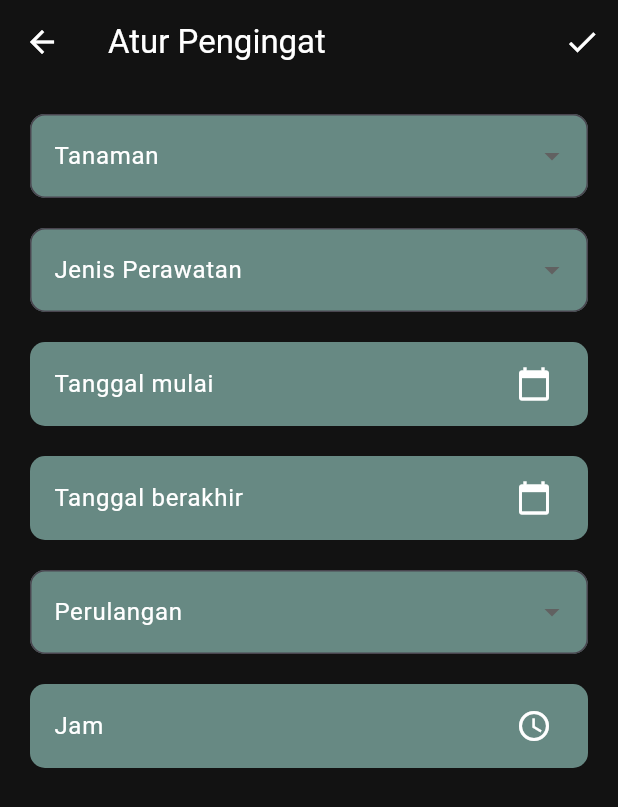
After one commit to irfannhkm/Tomat-In-PBL, a Flutter app: the ReminderSetting screen opened by its route, on a phone screen of 412 x 824 dp. The commit adds this screen. Shown: the top 807 px of the screen. Run offline on Flutter 3.47's test engine with Material 3 defaults, Android fonts, the light colour scheme and no system bars; our stand-ins replace go_router.

Commit message:
reminder

```diff
--- a/mobile/flutter_app/lib/main.dart
+++ b/mobile/flutter_app/lib/main.dart
@@ -4,6 +4,7 @@ import 'package:flutter_app/pages/login_screen.dart';
 import 'package:flutter_app/pages/main_screen.dart';
 import 'package:flutter_app/pages/signup_screen.dart';
 import 'package:go_router/go_router.dart';
+import 'package:flutter_app/pages/reminder_setting.dart';
 
 void main(List<String> args) {
   runApp(const MyApp());
@@ -41,6 +42,12 @@ final GoRouter _router = GoRouter(
             return const MainScreen();
           },
         ),
+        GoRoute(
+          path: '/reminder',
+          builder: (BuildContext context, GoRouterState state) {
+            return ReminderSetting(); // Halaman pengingat
+          },
+        ),
       ],
     ),
   ],
--- /dev/null
+++ b/mobile/flutter_app/lib/pages/reminder_setting.dart
@@ -0,0 +1,163 @@
+import 'package:flutter/material.dart';
+
+class ReminderSetting extends StatelessWidget {
+  const ReminderSetting({super.key});
+
+  Future<void> _selectDate(BuildContext context, bool isStartDate) async {
+    final DateTime? picked = await showDatePicker(
+      context: context,
+      initialDate: DateTime.now(),
+      firstDate: DateTime(2020),
+      lastDate: DateTime(2025),
+    );
+    if (picked != null) {
+      // Handle the selected date
+    }
+  }
+
+  Future<void> _selectTime(BuildContext context) async {
+    final TimeOfDay? picked = await showTimePicker(
+      context: context,
+      initialTime: TimeOfDay.now(),
+    );
+    if (picked != null) {
+      // Handle the selected time
+    }
+  }
+
+  @override
+  Widget build(BuildContext context) {
+    return Scaffold(
+      backgroundColor: const Color(0xFF121212),
+      appBar: AppBar(
+        title: const Text('Atur Pengingat', style: TextStyle(color: Colors.white)),
+        backgroundColor: const Color(0xFF121212),
+        iconTheme: const IconThemeData(color: Colors.white),
+        actions: [
+          IconButton(
+            icon: const Icon(Icons.check, color: Colors.white),
+            onPressed: () {
+              // Simpan pengingat
+            },
+          ),
+        ],
+      ),
+      body: SafeArea(
+        child: Padding(
+          padding: const EdgeInsets.all(20.0),
+          child: Column(
+            crossAxisAlignment: CrossAxisAlignment.stretch,
+            children: [
+              _buildDropdown(
+                context,
+                label: 'Tanaman',
+                items: const ['Tomat 1', 'Tomat 2'],
+                onChanged: (value) {
+                  // Handle dropdown selection
+                },
+              ),
+              const SizedBox(height: 20),
+              _buildDropdown(
+                context,
+                label: 'Jenis Perawatan',
+                items: const ['Watering', 'Fertilizing', 'Pruning'],
+                onChanged: (value) {
+                  // Handle dropdown selection
+                },
+              ),
+              const SizedBox(height: 20),
+              _buildDateTile(
+                context,
+                label: 'Tanggal mulai',
+                onTap: () => _selectDate(context, true),
+              ),
+              const SizedBox(height: 20),
+              _buildDateTile(
+                context,
+                label: 'Tanggal berakhir',
+                onTap: () => _selectDate(context, false),
+              ),
+              // const SizedBox(height: 20),
+              // ListTile(
+              //   title: const Text('Perulangan', style: TextStyle(color: Colors.white)),
+              //   // subtitle: const Text('Pilih opsi', style: TextStyle(color: Colors.white)),
+              //   trailing: const Icon(Icons.repeat, color: Colors.white),
+              //   onTap: () {
+              //     // Handle repeat selection
+              //   },
+              //   tileColor: const Color(0xFF678983),
+              //   shape: RoundedRectangleBorder(
+              //     borderRadius: BorderRadius.circular(10),
+              //   ),
+              // ),
+              const SizedBox(height: 20),
+              _buildDropdown(
+                context,
+                label: 'Perulangan',
+                items: const ['1 hari', '2 Hari', '3 Hari'],
+                onChanged: (value) {
+                  // Handle dropdown selection untuk jenis waktu
+                },
+              ),
+              const SizedBox(height: 20),
+              ListTile(
+                title: const Text('Jam', style: TextStyle(color: Colors.white)),
+                // subtitle: const Text('Pilih jam', style: TextStyle(color: Colors.white)),
+                trailing: const Icon(Icons.access_time, color: Colors.white),
+                onTap: () => _selectTime(context),
+                tileColor: const Color(0xFF678983),
+                shape: RoundedRectangleBorder(
+                  borderRadius: BorderRadius.circular(10),
+                ),
+              ),
+            ],
+          ),
+        ),
+      ),
+    );
+  }
+
+  Widget _buildDropdown(
+    BuildContext context, {
+    required String label,
+    required List<String> items,
+    required ValueChanged<String?> onChanged,
+  }) {
+    return DropdownButtonFormField<String>(
+      decoration: InputDecoration(
+        labelText: label,
+        labelStyle: const TextStyle(color: Colors.white), // Label berwarna putih
+        filled: true,
+        fillColor: const Color(0xFF678983),
+        border: OutlineInputBorder(
+          borderRadius: BorderRadius.circular(10),
+        ),
+      ),
+      dropdownColor: const Color(0xFF678983),
+      items: items.map((item) {
+        return DropdownMenuItem<String>(
+          value: item,
+          child: Text(item, style: const TextStyle(color: Colors.white)),
+        );
+      }).toList(),
+      onChanged: onChanged,
+    );
+  }
+
+  Widget _buildDateTile(
+    BuildContext context, {
+    required String label,
+    required VoidCallback onTap,
+  }) {
+    return ListTile(
+      title: Text(label, style: const TextStyle(color: Colors.white)),
+      // subtitle: const Text('Pilih tanggal', style: TextStyle(color: Colors.white)),
+      trailing: const Icon(Icons.calendar_today, color: Colors.white),
+      tileColor: const Color(0xFF678983),
+      shape: RoundedRectangleBorder(
+        borderRadius: BorderRadius.circular(10),
+      ),
+      onTap: onTap,
+    );
+  }
+}
```
Also changed, not shown: 2 other files.
